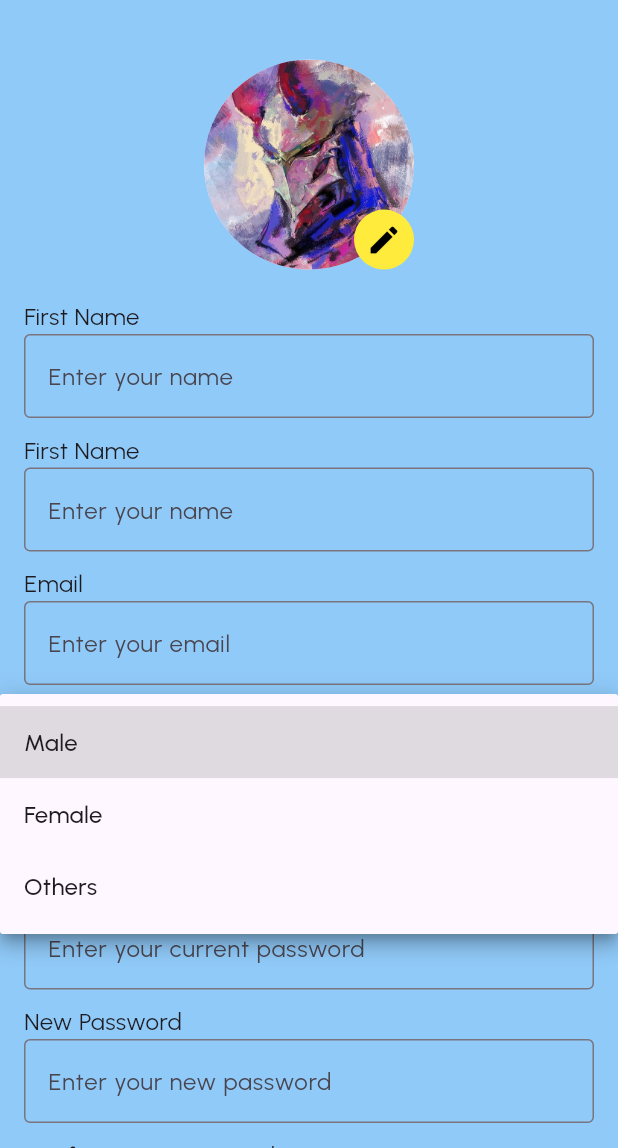
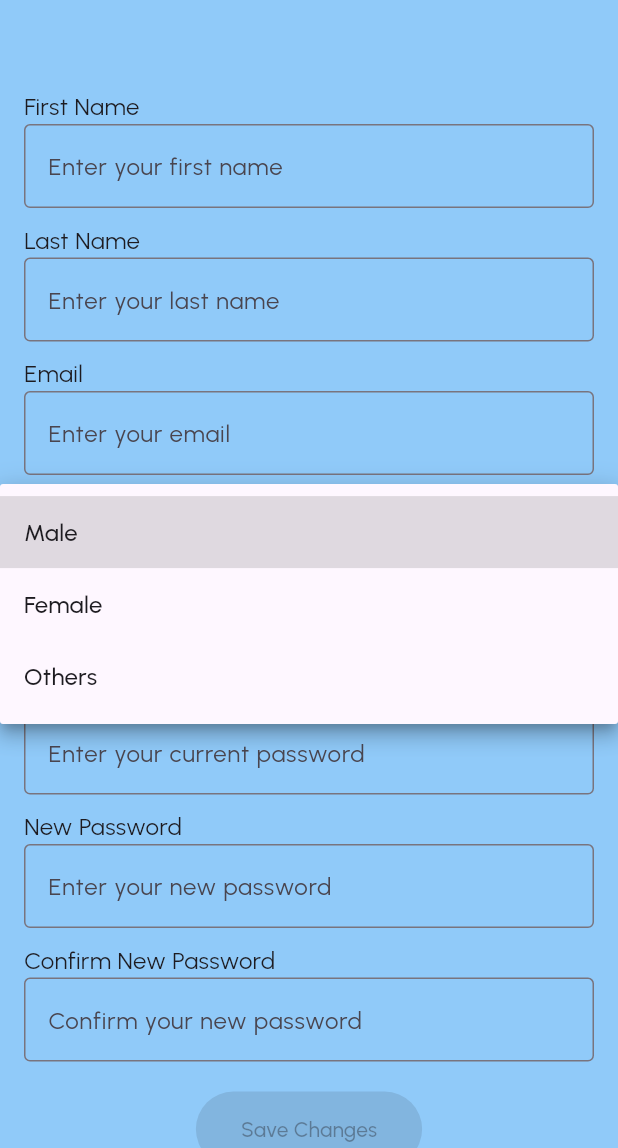
Before and after one commit to cryometsys/BrailleDetectionWithFlutter, a Flutter app: the ProfilePage screen opened by its route, after a tap on "Gender", on a phone screen of 412 x 824 dp, the part 88-1236 px from its top. Run offline on Flutter 3.47's test engine with Material 3 defaults, Android fonts, the phone set to English and light mode, and no system bars; our stand-ins replace cloud_firestore, firebase_auth, firebase_core, flutter_secure_storage, fluttertoast; missing offline and left inert: google_mlkit_document_scanner; accounts and stored records are empty.

Commit message:
Minor changes

```diff
--- a/lib/models/user.dart
+++ b/lib/models/user.dart
@@ -8,7 +8,6 @@ class Users {
   Timestamp createdOn;
   Timestamp updatedOn;
   Timestamp? birthDate;
-  List<String> books;
 
   Users({
     required this.firstName,
@@ -17,19 +16,17 @@ class Users {
     required this.createdOn,
     required this.updatedOn,
     required this.gender,
-    required this.birthDate,
-    required this.books,
+    required this.birthDate
   });
 
   Users.fromJson(Map<String, Object?> json)
       : firstName = json['firstName'] as String? ?? '',
         lastName = json['lastName'] as String? ?? '',
         mail = json['mail'] as String? ?? '',
-        gender = json['gender'] as String?, // keeps as nullable, no forcing not-null
+        gender = json['gender'] as String?,
         createdOn = json['createdOn'] as Timestamp? ?? Timestamp.now(),
         updatedOn = json['updatedOn'] as Timestamp? ?? Timestamp.now(),
-        birthDate = json['birthDate'] as Timestamp?,  // nullable with safe cast
-        books = (json['books'] as List<dynamic>?)?.map((e) => e as String).toList() ?? [];
+        birthDate = json['birthDate'] as Timestamp?;
 
 
   Users copyWith({
@@ -40,7 +37,6 @@ class Users {
     Timestamp? createdOn,
     Timestamp? updatedOn,
     Timestamp? birthDate,
-    List<String>? books,
   }) {
     return Users(
       firstName: firstName ?? this.firstName,
@@ -50,7 +46,6 @@ class Users {
       updatedOn: updatedOn ?? this.updatedOn,
       gender: gender ?? this.gender,
       birthDate: birthDate ?? this.birthDate,
-      books: books ?? this.books,
     );
   }
 
@@ -63,7 +58,6 @@ class Users {
       'createdOn': createdOn,
       'updatedOn': updatedOn,
       'birthDate': birthDate,
-      'books': books,
     };
   }
 }
--- a/lib/pages/profile_page.dart
+++ b/lib/pages/profile_page.dart
@@ -1,7 +1,6 @@
 import 'package:cloud_firestore/cloud_firestore.dart';
 import 'package:firebase_auth/firebase_auth.dart';
 import 'package:flutter/material.dart';
-import 'package:flutter_secure_storage/flutter_secure_storage.dart';
 import 'package:fluttertoast/fluttertoast.dart';
 import 'package:new_flutter_demo/pages/navbar.dart';
 import 'package:new_flutter_demo/services/database_services.dart';
@@ -17,11 +16,8 @@ class ProfilePage extends StatefulWidget {
 
 class _ProfilePageState extends State<ProfilePage> {
   final DatabaseService dbService = DatabaseService();
-  final FlutterSecureStorage _storage = FlutterSecureStorage();
   Users? currentUser;
 
-  // final String initialName = "Bornil Chowdhury";
-  // final String initialEmail = "bornil@gmail.com";
   bool isChanged = false;
   String? selectedGender;
   DateTime? birthDate;
@@ -29,18 +25,16 @@ class _ProfilePageState extends State<ProfilePage> {
   final TextEditingController firstNameController = TextEditingController();
   final TextEditingController lastNameController = TextEditingController();
   final TextEditingController emailController = TextEditingController();
-  final TextEditingController currentPasswordController =
-      TextEditingController();
+  final TextEditingController currentPasswordController = TextEditingController();
   final TextEditingController newPasswordController = TextEditingController();
-  final TextEditingController confirmPasswordController =
-      TextEditingController();
+  final TextEditingController confirmPasswordController = TextEditingController();
 
   @override
   void initState() {
     super.initState();
     fetchUserData();
-    // firstNameController.text = initialName;
-    // emailController.text = initialEmail;
+
+    // Listen for changes to enable/disable save button
     firstNameController.addListener(_checkForChanges);
     lastNameController.addListener(_checkForChanges);
     emailController.addListener(_checkForChanges);
@@ -49,27 +43,54 @@ class _ProfilePageState extends State<ProfilePage> {
     confirmPasswordController.addListener(_checkForChanges);
   }
 
+  @override
+  void dispose() {
+    // dispose controllers to avoid memory leaks
+    firstNameController.dispose();
+    lastNameController.dispose();
+    emailController.dispose();
+    currentPasswordController.dispose();
+    newPasswordController.dispose();
+    confirmPasswordController.dispose();
+    super.dispose();
+  }
+
   Future<void> fetchUserData() async {
-    User? firebaseUser = FirebaseAuth.instance.currentUser; // Get current Firebase user
-    if(firebaseUser != null) print("The value is:${firebaseUser.uid}");
-    else print("The user not found");
-    // if (firebaseUser != null) {
-    //   currentUser = await dbService.getUserData(firebaseUser.uid); // Fetch user data from Firestore
-    //   setState(() {
-    //     firstNameController.text = currentUser?.firstName ?? '';
-    //     lastNameController.text = currentUser?.lastName ?? '';
-    //     emailController.text = currentUser?.mail ?? '';
-    //     selectedGender = currentUser?.gender;
-    //     birthDate = currentUser?.birthDate?.toDate(); // Convert Timestamp to DateTime if available
-    //   });
-    // }
+    User? firebaseUser = FirebaseAuth.instance.currentUser;
+    if (firebaseUser == null) {
+      print("No user signed in");
+      return;
+    }
+    try {
+      DocumentSnapshot userDoc = await FirebaseFirestore.instance
+          .collection('users')
+          .doc(firebaseUser.uid)
+          .get();
+
+      if (userDoc.exists) {
+        currentUser = Users.fromJson(userDoc.data()! as Map<String, dynamic>);
+
+        setState(() {
+          firstNameController.text = currentUser?.firstName ?? '';
+          lastNameController.text = currentUser?.lastName ?? '';
+          emailController.text = currentUser?.mail ?? '';
+          selectedGender = currentUser?.gender;
+          birthDate = currentUser?.birthDate?.toDate();
+          isChanged = false; // Reset change state after loading
+        });
+      } else {
+        print("User document does not exist");
+      }
+    } catch (e) {
+      print("Error fetching user data: $e");
+    }
   }
 
   void _checkForChanges() {
     setState(() {
-      isChanged = firstNameController.text != currentUser?.firstName ||
-          lastNameController.text != currentUser?.lastName ||
-          emailController.text != currentUser?.mail ||
+      isChanged = firstNameController.text != (currentUser?.firstName ?? '') ||
+          lastNameController.text != (currentUser?.lastName ?? '') ||
+          emailController.text != (currentUser?.mail ?? '') ||
           selectedGender != currentUser?.gender ||
           birthDate != currentUser?.birthDate?.toDate() ||
           currentPasswordController.text.isNotEmpty ||
@@ -79,29 +100,46 @@ class _ProfilePageState extends State<ProfilePage> {
   }
 
   Future<void> _saveChanges() async {
-    if (currentUser != null) {
+    if (currentUser == null) {
+      Fluttertoast.showToast(msg: "No user data loaded yet");
+      return;
+    }
     Users updatedUser = currentUser!.copyWith(
-        firstName: firstNameController.text,
-        lastName: lastNameController.text,
-        mail: emailController.text,
+      firstName: firstNameController.text.trim(),
+      lastName: lastNameController.text.trim(),
+      mail: emailController.text.trim(),
       gender: selectedGender,
       birthDate: birthDate != null ? Timestamp.fromDate(birthDate!) : null,
       updatedOn: Timestamp.now(),
     );
 
+    try {
       await dbService.updateUserData(FirebaseAuth.instance.currentUser!.uid, updatedUser);
+
       Fluttertoast.showToast(msg: "Profile updated successfully");
+
       setState(() {
+        currentUser = updatedUser;
         isChanged = false;
+
+        currentPasswordController.clear();
+        newPasswordController.clear();
+        confirmPasswordController.clear();
       });
+    } catch (e) {
+      Fluttertoast.showToast(msg: "Failed to update profile: $e");
     }
   }
 
   @override
   Widget build(BuildContext context) {
     double scrHeight = MediaQuery.of(context).size.height;
+
     return Scaffold(
-      // drawer: const Navbar(),
+      drawer: Navbar(
+        name: currentUser?.firstName ?? '',
+        mail: currentUser?.mail ?? '',
+      ),
       appBar: AppBar(
         backgroundColor: Colors.transparent,
         toolbarHeight: scrHeight * 0.1,
@@ -130,58 +168,25 @@ class _ProfilePageState extends State<ProfilePage> {
         ),
       ),
       body: SingleChildScrollView(
-        child: Padding(
         padding: const EdgeInsets.all(16.0),
         child: Column(
           crossAxisAlignment: CrossAxisAlignment.start,
           children: [
-              Center(
-                child: Stack(
-                  alignment: Alignment.bottomRight,
-                  children: [
-                    const CircleAvatar(
-                      radius: 70,
-                      backgroundImage: AssetImage('assets/temp/user1.jpg'),
-                    ),
-                    InkWell(
-                      onTap: () {},
-                      borderRadius: BorderRadius.circular(30),
-                      child: Container(
-                        decoration: const BoxDecoration(
-                          shape: BoxShape.circle,
-                          color: Colors.yellow,
-                        ),
-                        padding: const EdgeInsets.all(8),
-                        child: const Icon(
-                          Icons.edit,
-                          color: Colors.black,
-                        ),
-                      ),
-                    ),
-                  ],
-                ),
-              ),
             const SizedBox(height: 20),
-              const Text(
-                'First Name',
-                style: TextStyle(fontSize: 16),
-              ),
+            const Text('First Name', style: TextStyle(fontSize: 16)),
             TextField(
               controller: firstNameController,
               decoration: const InputDecoration(
-                  hintText: 'Enter your name',
+                hintText: 'Enter your first name',
                 border: OutlineInputBorder(),
               ),
             ),
             const SizedBox(height: 10),
-              const Text(
-                'First Name',
-                style: TextStyle(fontSize: 16),
-              ),
+            const Text('Last Name', style: TextStyle(fontSize: 16)),
             TextField(
               controller: lastNameController,
               decoration: const InputDecoration(
-                  hintText: 'Enter your name',
+                hintText: 'Enter your last name',
                 border: OutlineInputBorder(),
               ),
             ),
@@ -193,15 +198,16 @@ class _ProfilePageState extends State<ProfilePage> {
                 hintText: 'Enter your email',
                 border: OutlineInputBorder(),
               ),
+              keyboardType: TextInputType.emailAddress,
             ),
             const SizedBox(height: 10),
             DropdownButtonFormField<String>(
               value: selectedGender,
               decoration: const InputDecoration(labelText: 'Gender'),
-                items: ['Male', 'Female', 'Others']
+              items: ['male', 'female', 'others']
                   .map((gender) => DropdownMenuItem(
-                          value: gender.toLowerCase(),
-                          child: Text(gender),
+                value: gender,
+                child: Text(gender[0].toUpperCase() + gender.substring(1)),
               ))
                   .toList(),
               onChanged: (value) {
@@ -214,15 +220,21 @@ class _ProfilePageState extends State<ProfilePage> {
             const SizedBox(height: 10),
             Row(
               children: [
-                  Text(birthDate != null
+                Expanded(
+                  child: Text(
+                    birthDate != null
                         ? "${birthDate!.day}/${birthDate!.month}/${birthDate!.year}"
-                      : "Select Birth Date"),
+                        : "Select Birth Date",
+                    style: const TextStyle(fontSize: 16),
+                  ),
+                ),
                 IconButton(
                   icon: const Icon(Icons.calendar_today),
                   onPressed: () async {
+                    DateTime initialDate = birthDate ?? DateTime(1990, 1, 1);
                     DateTime? pickedDate = await showDatePicker(
                       context: context,
-                        initialDate: birthDate ?? DateTime.now(),
+                      initialDate: initialDate,
                       firstDate: DateTime(1900),
                       lastDate: DateTime.now(),
                     );
@@ -230,12 +242,13 @@ class _ProfilePageState extends State<ProfilePage> {
                       setState(() {
                         birthDate = pickedDate;
                       });
-                        _checkForChanges(); // Check for changes when selecting date
+                      _checkForChanges();
                     }
                   },
                 ),
               ],
             ),
+            const SizedBox(height: 10),
             const Text('Current Password', style: TextStyle(fontSize: 16)),
             TextField(
               controller: currentPasswordController,
@@ -256,8 +269,7 @@ class _ProfilePageState extends State<ProfilePage> {
               ),
             ),
             const SizedBox(height: 10),
-              const Text('Confirm New Password',
-                  style: TextStyle(fontSize: 16)),
+            const Text('Confirm New Password', style: TextStyle(fontSize: 16)),
             TextField(
               controller: confirmPasswordController,
               obscureText: true,
@@ -269,10 +281,9 @@ class _ProfilePageState extends State<ProfilePage> {
             const SizedBox(height: 20),
             Center(
               child: ElevatedButton(
-                  onPressed: isChanged ? () {} : null,
+                onPressed: isChanged ? _saveChanges : null,
                 style: ElevatedButton.styleFrom(
-                    padding: const EdgeInsets.symmetric(
-                        vertical: 15, horizontal: 30),
+                  padding: const EdgeInsets.symmetric(vertical: 15, horizontal: 30),
                 ),
                 child: const Text('Save Changes'),
               ),
@@ -280,7 +291,6 @@ class _ProfilePageState extends State<ProfilePage> {
           ],
         ),
       ),
-      ),
     );
   }
 }
--- a/lib/pages/setting_page.dart
+++ b/lib/pages/setting_page.dart
@@ -16,11 +16,15 @@ class SettingPage extends StatefulWidget {
 class _SettingPageState extends State<SettingPage> {
   @override
   Widget build(BuildContext context) {
+    final args = ModalRoute.of(context)?.settings.arguments as Map<String, dynamic>?;
+    final String name = args?['name'] ?? 'Unknown';
+    final String mail = args?['mail'] ?? 'unknown@example.com';
+
     final auth = FirebaseAuth.instance;
     final storage = FlutterSecureStorage();
     double scrHeight = MediaQuery.of(context).size.height;
     return Scaffold(
-      // drawer: const Navbar(),
+      drawer: Navbar(name: name, mail: mail),
       appBar: AppBar(
         backgroundColor: Colors.transparent,
         toolbarHeight: scrHeight * 0.1,
--- a/lib/services/database_services.dart
+++ b/lib/services/database_services.dart
@@ -57,8 +57,7 @@ class DatabaseService {
       gender: null,
       createdOn: Timestamp.now(),
       updatedOn: Timestamp.now(),
-      birthDate: null,
-      books: [],
+      birthDate: null
     );
 
     await _firestore.collection('users').doc(userCredential.user?.uid).set(newUser.toJson());
```
Also changed, not shown: lib/pages/book_view_page.dart (+0 -10 lines), lib/pages/navbar.dart (+6 -7 lines). Lines whose indentation alone changed are shown as unchanged.
